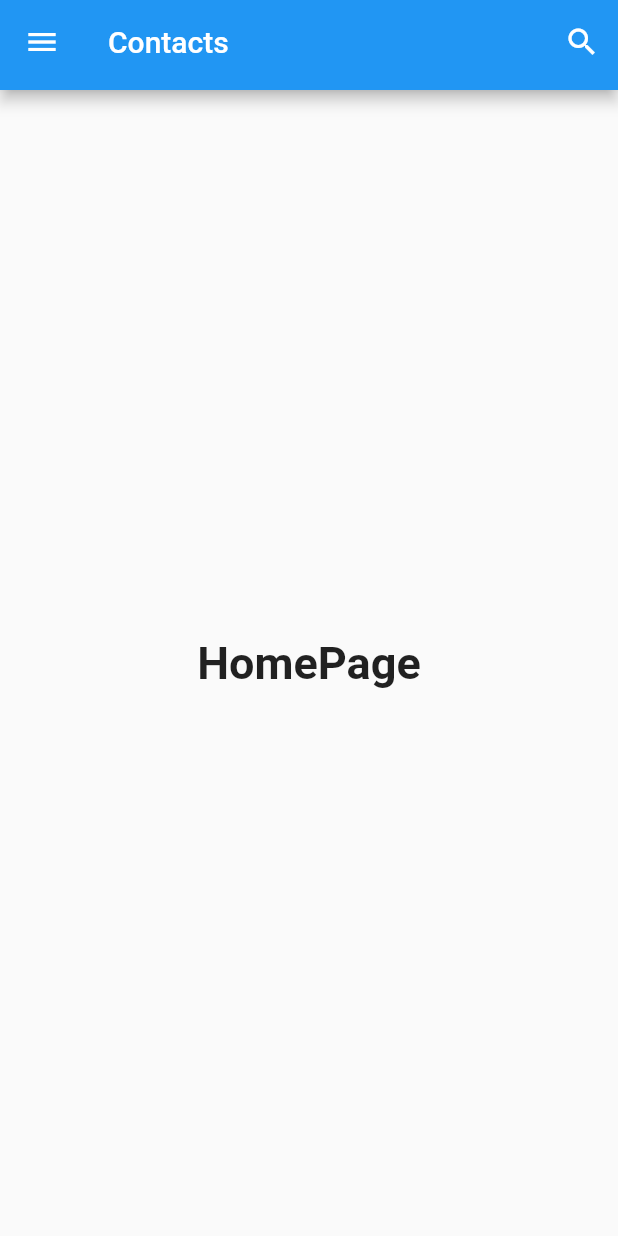
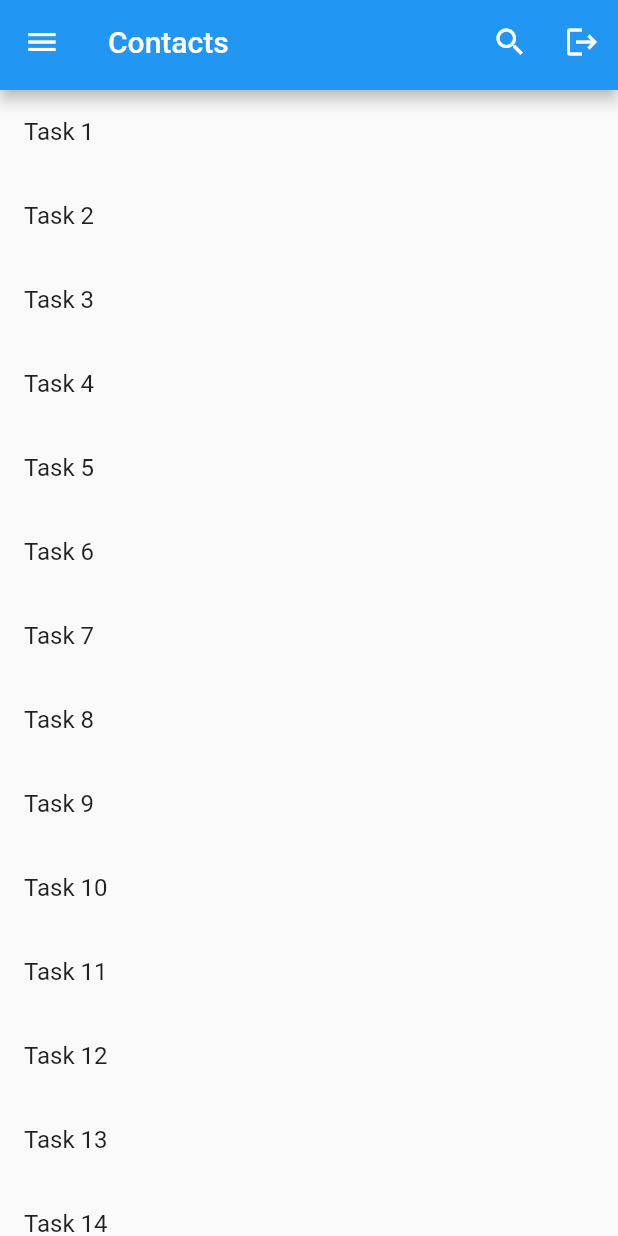
Before and after one commit to ahmedraza55592/mad_labs, a Flutter app: the SignUpPage screen opened by its route, after a tap on "Sign Up", on a phone screen of 412 x 824 dp. Run offline on Flutter 3.47's test engine with Material 2 defaults, Android fonts, the phone set to English and light mode, and no system bars; our stand-ins replace flutter_local_notifications, shared_preferences, timezone; accounts and stored records are empty.

Commit message:
*Lab-06   - added shared preferences and share plus package   - added instance of shared preferences in main.dart   - added setBool to true in sign in , sign up   - added setBool to false in logout button   - added constants.dart file

```diff
--- /dev/null
+++ b/lib/screens/detail_screen.dart
@@ -0,0 +1,20 @@
+import 'package:flutter/material.dart';
+import 'package:mad_labs/screens/home_page.dart';
+
+class DetailScreen extends StatelessWidget {
+  final Task? task;
+  const DetailScreen({Key? key, this.task}) : super(key: key);
+
+  @override
+  Widget build(BuildContext context) {
+    return Scaffold(
+      appBar: AppBar(
+        title: Text(task?.taskName ?? "No Task Name"),
+      ),
+      body: Padding(
+        padding: const EdgeInsets.all(16.0),
+        child: Text(task?.description ?? "No Task Description"),
+      ),
+    );
+  }
+}
--- a/lib/screens/home_page.dart
+++ b/lib/screens/home_page.dart
@@ -1,4 +1,6 @@
 import 'package:flutter/material.dart';
+import 'package:mad_labs/screens/detail_screen.dart';
+import 'package:mad_labs/utils/constants.dart';
 
 class HomePage extends StatefulWidget {
   const HomePage({Key? key}) : super(key: key);
@@ -9,6 +11,12 @@ class HomePage extends StatefulWidget {
 
 class _HomePageState extends State<HomePage> {
   bool isSearching = false;
+
+  final tasks = List<Task>.generate(
+      20,
+      (index) => Task(
+          taskName: 'Task ${index + 1}',
+          description: 'Task Description ${index + 1}'));
 
   Widget _buildSearchField() {
     return const TextField(
@@ -45,6 +53,12 @@ class _HomePageState extends State<HomePage> {
           });
         },
       ),
+      IconButton(
+          onPressed: () {
+            Constants.prefs?.setBool('loggedIn', false);
+            Navigator.pushReplacementNamed(context, '/login');
+          },
+          icon: const Icon(Icons.logout)),
     ];
   }
 
@@ -65,17 +79,32 @@ class _HomePageState extends State<HomePage> {
                   )
                 : const Icon(Icons.menu),
             actions: _buildActions(),
-
           ),
           preferredSize: const Size.fromHeight(60.0)),
-      body: Center(
-        child: isSearching
-            ? Container()
-            : const Text(
-                "HomePage",
-                style: TextStyle(fontWeight: FontWeight.bold, fontSize: 30.0),
-              ),
-      ),
+      body: isSearching
+          ? Container()
+          : ListView.builder(
+              itemCount: tasks.length,
+              itemBuilder: (context, index) {
+                return ListTile(
+                  title: Text(tasks[index].taskName!),
+                  onTap: () {
+                    Navigator.push(
+                        context,
+                        MaterialPageRoute(
+                            builder: (_) => DetailScreen(
+                                  task: tasks[index],
+                                )));
+                  },
+                );
+              }),
     );
   }
 }
+
+class Task {
+  final String? taskName;
+  final String? description;
+
+  Task({this.taskName, this.description});
+}
--- a/lib/screens/singup_page.dart
+++ b/lib/screens/singup_page.dart
@@ -1,5 +1,6 @@
 import 'package:flutter/gestures.dart';
 import 'package:flutter/material.dart';
+import 'package:mad_labs/utils/constants.dart';
 import 'package:mad_labs/widgets/button.dart';
 import 'package:mad_labs/widgets/text_field.dart';
 
@@ -74,8 +75,10 @@ class _SignUpPageState extends State<SignUpPage> {
                 height: 20.0,
               ),
               ButtonWidget(
-                onPressed: () =>
-                    Navigator.pushReplacementNamed(context, '/homepage'),
+                onPressed: () {
+                  Navigator.pushReplacementNamed(context, '/homepage');
+                  Constants.prefs?.setBool("loggedIn", true);
+                },
                 buttonText: "Sign Up",
               ),
               Padding(
--- /dev/null
+++ b/lib/utils/constants.dart
@@ -0,0 +1,5 @@
+import 'package:shared_preferences/shared_preferences.dart';
+
+class Constants {
+  static SharedPreferences? prefs;
+}
--- a/pubspec.yaml
+++ b/pubspec.yaml
@@ -33,9 +33,12 @@ dependencies:
 
   # The following adds the Cupertino Icons font to your application.
   # Use with the CupertinoIcons class for iOS style icons.
+  flutter_local_notifications: ^9.1.4
   cupertino_icons: ^1.0.2
-  flutter_local_notifications: ^9.1.4
   rxdart: ^0.27.3
+  shared_preferences: ^2.0.9
+  share_plus: ^3.0.4
+
 
 dev_dependencies:
   flutter_test:
```
Also changed, not shown: lib/main.dart (+7 -3 lines), lib/screens/signin_page.dart (+5 -2 lines), pubspec.lock.
